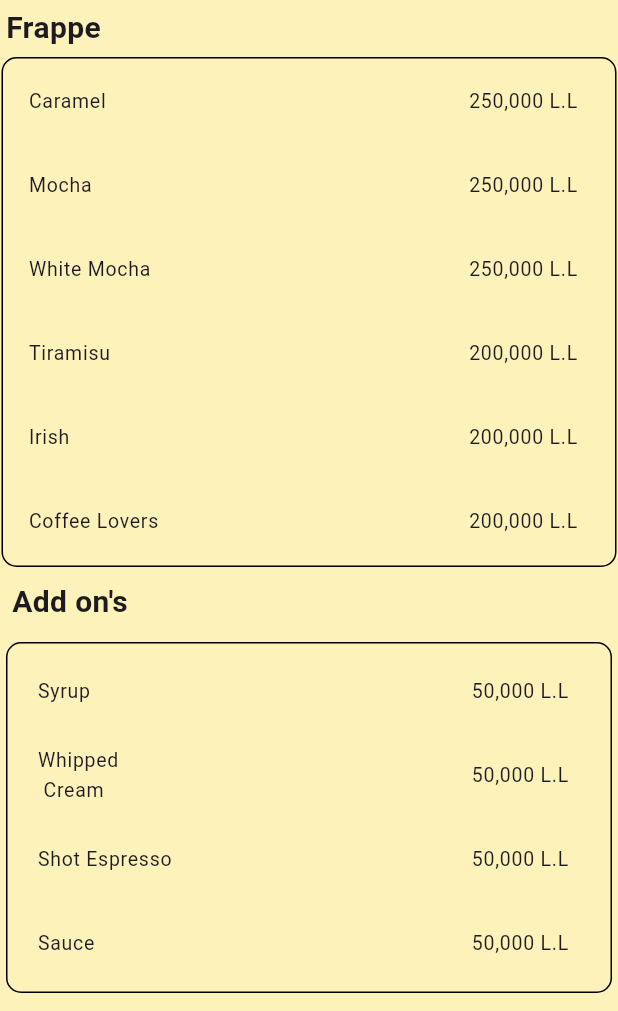
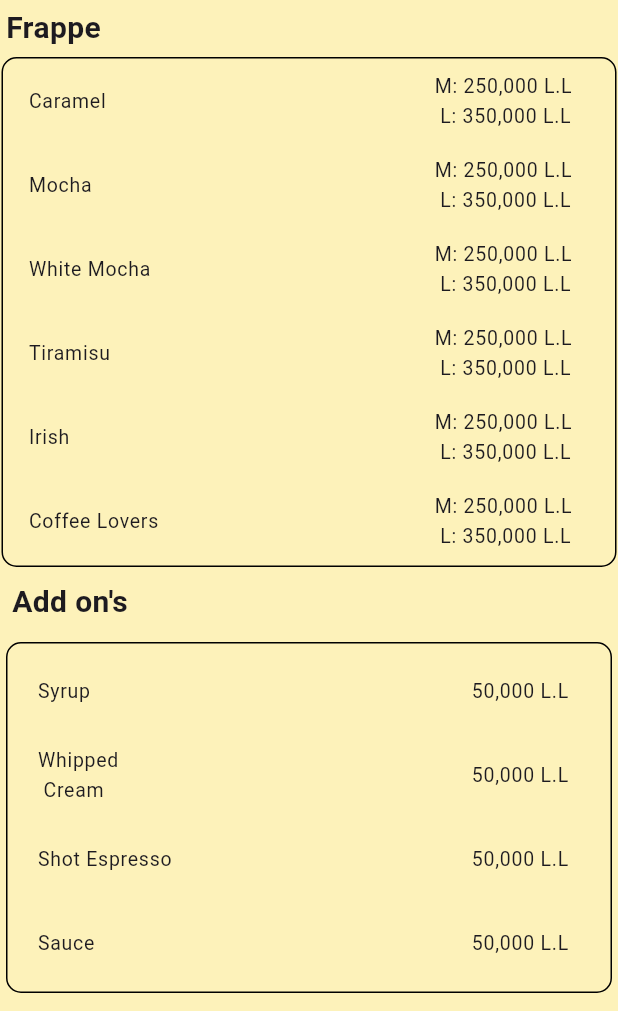
Before and after one commit to sacctoll/sacctol, a Flutter app: the screen it shows after launch, after a tap on "Frappe", on a phone screen of 412 x 824 dp, the part 225-1236 px from its top. Run offline on Flutter 3.47's test engine with Material 3 defaults, Android fonts, the light colour scheme and no system bars; network calls fail.

Commit message:
Update Menu

```diff
--- a/lib/main.dart
+++ b/lib/main.dart
@@ -22,7 +22,7 @@ class MenuPage extends StatelessWidget {
       ourMenuItems: [
         MenuItem(
           name: 'Espresso',
-          price: '60,000 L.L',
+          price: '50,000 L.L',
         ),
         MenuItem(name: 'Espresso Macchiato', price: '100,000 L.L'),
         MenuItem(name: 'Americano', price: '150,000 L.L'),
@@ -64,12 +64,12 @@ class MenuPage extends StatelessWidget {
           'https://cdn0.iconfinder.com/data/icons/coffee-61/64/hot_coffee_beans_machine-14-512.png',
       name: 'Frappe',
       ourMenuItems: [
-        MenuItem(name: 'Caramel', price: '250,000 L.L'),
-        MenuItem(name: 'Mocha', price: '250,000 L.L'),
-        MenuItem(name: 'White Mocha', price: '250,000 L.L'),
-        MenuItem(name: 'Tiramisu', price: '200,000 L.L'),
-        MenuItem(name: 'Irish', price: '200,000 L.L'),
-        MenuItem(name: 'Coffee Lovers', price: '200,000 L.L'),
+        MenuItem(name: 'Caramel', price: 'M: 250,000 L.L \n L: 350,000 L.L'),
+        MenuItem(name: 'Mocha', price: 'M: 250,000 L.L \n L: 350,000 L.L'),
+        MenuItem(name: 'White Mocha', price: 'M: 250,000 L.L \n L: 350,000 L.L'),
+        MenuItem(name: 'Tiramisu', price: 'M: 250,000 L.L \n L: 350,000 L.L'),
+        MenuItem(name: 'Irish', price: 'M: 250,000 L.L \n L: 350,000 L.L'),
+        MenuItem(name: 'Coffee Lovers', price: 'M: 250,000 L.L \n L: 350,000 L.L'),
       ],
       addsItems: [
         AddsItem(name: 'Syrup', price: '50,000 L.L'),
@@ -83,16 +83,16 @@ class MenuPage extends StatelessWidget {
           'https://cdn.iconscout.com/icon/premium/png-512-thumb/crepe-2757573-2292622.png?f=webp&w=256',
       name: 'Crepe',
       ourMenuItems: [
-        MenuItem(name: 'Nutella', price: '3.4 \$'),
-        MenuItem(name: 'Kinder', price: '3.8 \$'),
-        MenuItem(name: 'Lotus', price: '3.6 \$'),
-        MenuItem(name: "Hershey's", price: '3.8 \$'),
+        MenuItem(name: 'Nutella', price: '300,000 L.L'),
+        MenuItem(name: 'Kinder', price: '350,000 L.L'),
+        MenuItem(name: 'Lotus', price: '350,000 L.L'),
+        MenuItem(name: "Hershey's", price: '350,000 L.L'),
         MenuItem(name: 'Dr. Food\n Flio', price: '2.82 \$'),
         MenuItem(
             name: 'Sushi Crepe\n(Served with cup\nof Chocolate)',
             price: '0.8 \$'),
-        MenuItem(name: 'Fettuccine', price: '5 \$'),
-        MenuItem(name: 'Pancake', price: '5 \$'),
+        MenuItem(name: 'Fettuccine', price: '450,000 L.L'),
+        MenuItem(name: 'Pancake', price: '450,000 L.L'),
       ],
       addsItems: [
         AddsItem(
@@ -167,7 +167,7 @@ class MenuPage extends StatelessWidget {
         MenuItem(name: 'Peach', price: 'M: 200,000 L.L \n L: 300,000 L.L'),
         MenuItem(
             name: 'Dragon Fruit', price: 'M: 200,000 L.L \n L: 300,000 L.L'),
-        MenuItem(name: 'Lemonade', price: 'M: 250,000 L.L \n L: 350,000 L.L'),
+        MenuItem(name: 'Lemonade', price: 'M: 200,000 L.L \n L: 300,000 L.L'),
         MenuItem(
             name: 'Minted\nLemonade',
             price: 'M: 250,000 L.L \n L: 350,000 L.L'),
@@ -178,14 +178,24 @@ class MenuPage extends StatelessWidget {
       name: 'Fresh Juices',
       ourMenuItems: [
         MenuItem(
+            name: 'Avoca',
+            price: 'M: 4.4 \$\n L: 5 \$\n1L: 8 \$'),
+        MenuItem(
             name: 'Cocktail',
-            price: 'M: 200,000 L.L\n L: 300,000 L.L\n1L: 550,000L.L'),
-        MenuItem(name: 'Strawberry', price: 'M: 150,000 L.L\n L: 250,000 L.L'),
-        MenuItem(name: 'Mango', price: 'M: 150,000 L.L\n L: 250,000 L.L'),
+            price: 'M: 2.2 \$\n L: 3.3 \$\n1L: 5 \$'),
+        MenuItem(name: 'Strawberry', price: 'M: 1.7 \$\n L: 2.2 \$\n1L: 3.33 \$'),
+        MenuItem(name: 'Mango', price: 'M: 1.7 \$\n L: 2.2 \$\n1L: 3.8 \$'),
         MenuItem(
             name: 'Orange',
-            price: 'M: 100,000 L.L\n L: 150,000 L.L\n1L: 200,000L.L'),
+            price: 'M: 1.1 \$\n L: 1.66 \$\n1L: 3 \$'),
+        MenuItem(
+            name: 'Carrot',
+            price: 'M: 1.1 \$\n L: 1.66 \$\n1L: 3 \$'),
+        MenuItem(
+            name: 'Achta',
+            price: 'sa7en: 5 \$'),
       ],
+
       imageUrl:
           'https://cdn.iconscout.com/icon/premium/png-512-thumb/juice-185-357899.png?f=webp&w=256',
       addsItems: [AddsItem(name: ' ', price: ' ')],
@@ -231,9 +241,9 @@ class MenuPage extends StatelessWidget {
             'https://cdn.iconscout.com/icon/premium/png-512-thumb/cupcake-150-503568.png?f=webp&w=256',
         name: 'Cup',
         ourMenuItems: [
-          MenuItem(name: 'Strawberry', price: 'M: 130,000 L.L\nL: 200,000 L.L'),
-          MenuItem(name: 'Cereal', price: 'M: 100,000 L.L\nL: 200,000 L.L'),
-          MenuItem(name: 'Browni', price: 'M: 140,000 L.L\nL: 200,000 L.L'),
+          MenuItem(name: 'Strawberry', price: 'S: 150,000 L.L\nM: 200,000 L.L\nL: 250,000 L.L'),
+          MenuItem(name: 'Cereal', price: 'S: 150,000 L.L\nM: 200,000 L.L\nL: 250,000 L.L'),
+          MenuItem(name: 'Browni', price: 'S: 150,000 L.L\nM: 200,000 L.L\nL: 250,000 L.L'),
           MenuItem(
               name: 'Chocolate Mou', price: 'M: 200,000 L.L\nL: 300,000 L.L'),
           MenuItem(name: 'Karimix', price: 'M: 200,000 L.L\n3L: 00,000 L.L'),
@@ -242,7 +252,8 @@ class MenuPage extends StatelessWidget {
     Category(
         name: 'Ice Cream',
         addsItems: [
-          AddsItem(name: 'Achta', price: '90,000 L.L'),
+          AddsItem(name: 'Add ons', price: '1\$'),
+          AddsItem(name: 'Achta', price: '50,000 L.L'),
           AddsItem(name: 'Cones', price: '50,000 L.L'),
         ],
         ourMenuItems: [
@@ -252,8 +263,8 @@ class MenuPage extends StatelessWidget {
           MenuItem(name: 'One Boule', price: '100,000 L.L'),
           MenuItem(name: 'Achta Cone', price: '300,000 L.L'),
           MenuItem(name: '500 G Mix', price: '450,000 L.L'),
-          MenuItem(name: '1kg Mix', price: '1,080,000 L.L'),
-          MenuItem(name: '1kg Achta', price: '1,260,000 L.L'),
+          MenuItem(name: '1kg Mix', price: '12.5 \$'),
+          MenuItem(name: '1kg Achta', price: '14 \$'),
         ],
         imageUrl:
             'https://cdn.iconscout.com/icon/premium/png-512-thumb/ice-cream-442-978592.png?f=webp&w=256'),
@@ -272,7 +283,9 @@ class MenuPage extends StatelessWidget {
       name: 'Merry Cream',
       ourMenuItems: [
         MenuItem(name: 'Small Cone', price: '100,000 L.L'),
-        MenuItem(name: 'Large Cone', price: '200,000 L.L'),
+        MenuItem(name: 'Meduim Cone', price: '200,000 L.L'),
+        MenuItem(name: 'Large Cone', price: '300,000 L.L'),
+        MenuItem(name: 'Extra Large', price: '350,000 L.L'),
         MenuItem(name: 'Oreo Cup', price: '200,000 L.L'),
         MenuItem(name: 'Lotus Cup', price: '200,000 L.L'),
         MenuItem(name: 'Strawberry Cup', price: '200,000 L.L'),
@@ -281,6 +294,7 @@ class MenuPage extends StatelessWidget {
       imageUrl:
           'https://cdn.iconscout.com/icon/premium/png-512-thumb/ice-cream-2115998-1802281.png?f=webp&w=256',
       addsItems: [
+        AddsItem(name: 'Adds', price: '100,000 L.L'),
         AddsItem(name: 'Fruit', price: '50,000 L.L'),
         AddsItem(name: 'Biscuit', price: '50,000 L.L'),
         AddsItem(name: 'Surup', price: '20,000 L.L'),
```
